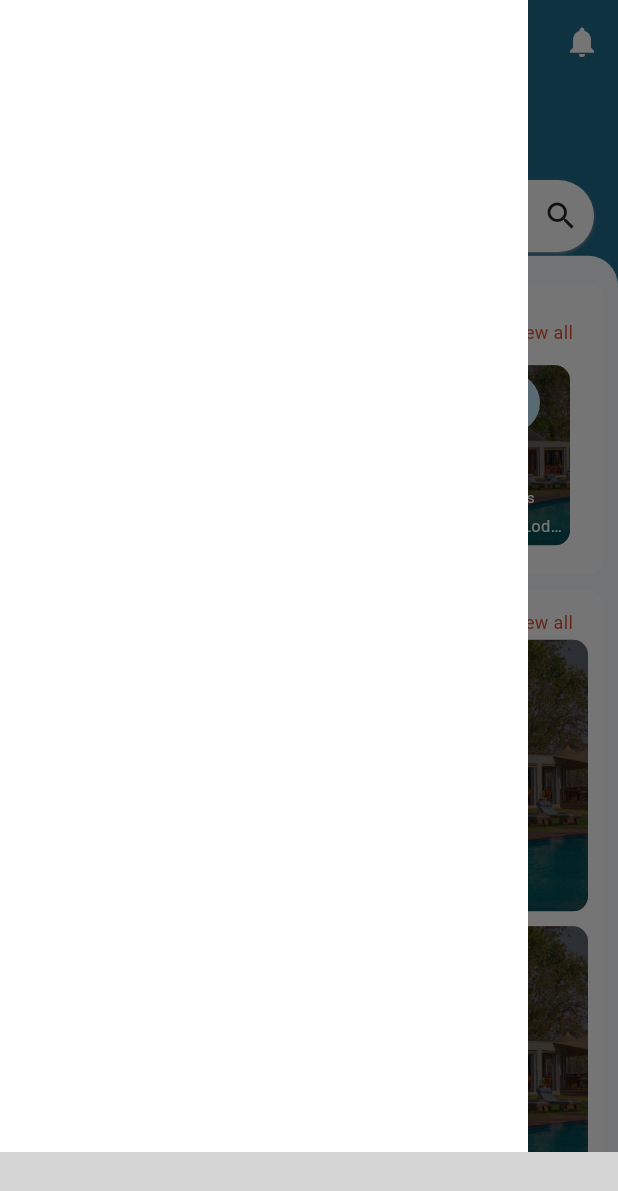
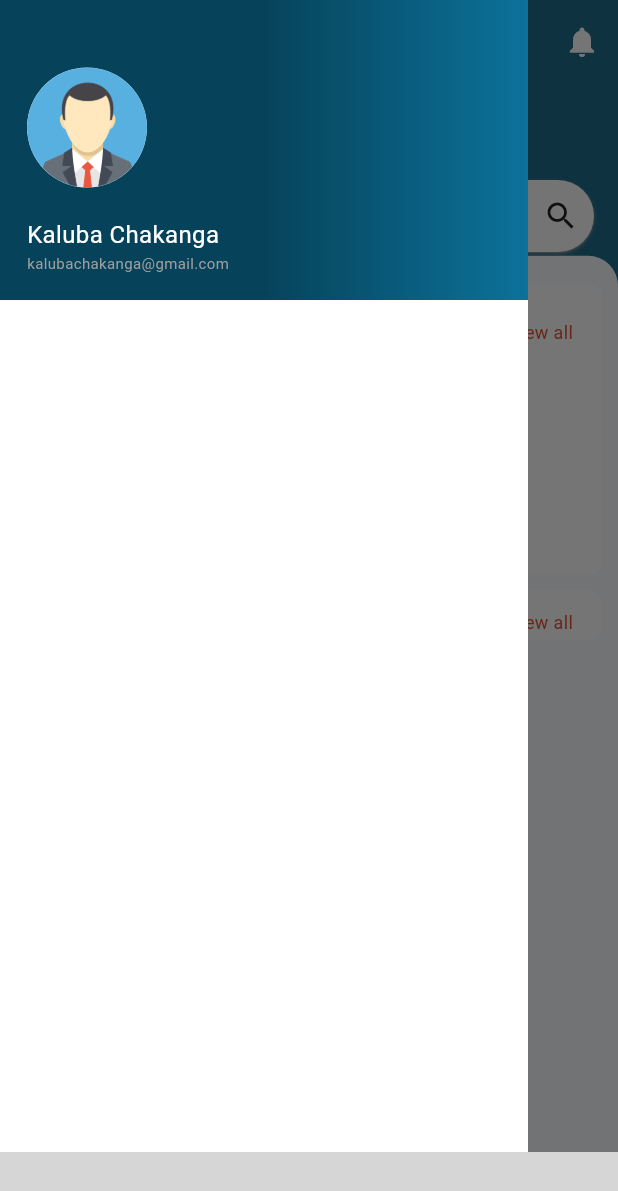
Before and after one commit to KalubaTech/roomreserve, a Flutter app: the screen it shows after launch, with the side drawer open, on a phone screen of 412 x 824 dp. Shown: the top 1191 px of the screen. Run offline on Flutter 3.47's test engine with Material 3 defaults, Android fonts, the phone set to English and light mode, and no system bars; drawn by our look-alikes of draggable_home; our stand-ins replace cloud_firestore, firebase_core, firebase_storage, get, google_fonts, loading_indicator and 1 more; missing offline and left inert: chip_list, circular_bottom_navigation, flutter_timeline_calendar, grid_staggered_lite, search_choices; accounts and stored records are empty; Roboto replaces fonts that are missing (Agbalumo); grey boxes are pictures that could not be loaded.

Commit message:
new staff

```diff
--- a/lib/components/home_category_container.dart
+++ b/lib/components/home_category_container.dart
@@ -4,9 +4,12 @@ import 'package:google_fonts/google_fonts.dart';
 import 'package:roomreserve/rooms/view_room.dart';
 import 'package:roomreserve/utils/colors.dart';
 
+import '../models/lodge_model.dart';
+
 
 class HomeCategoryContainer extends StatelessWidget {
-  const HomeCategoryContainer({super.key});
+  LodgeModel lodgeModel;
+  HomeCategoryContainer({required this.lodgeModel});
 
   @override
   Widget build(BuildContext context) {
@@ -37,7 +40,7 @@ class HomeCategoryContainer extends StatelessWidget {
               Text('30', style: GoogleFonts.agbalumo(fontSize: 20, color: Colors.white),),
               Text('Rooms', style: GoogleFonts.agbalumo(fontSize: 10, color: Colors.white),),
               SizedBox(height: 4,),
-              Text('Foxdale Lodge', style: TextStyle(fontSize: 11, color: Colors.white), overflow: TextOverflow.ellipsis,),
+              Text('${lodgeModel.name}', style: TextStyle(fontSize: 11, color: Colors.white), overflow: TextOverflow.ellipsis,),
             ],
           ),
         ),
--- /dev/null
+++ b/lib/controllers/lodges_controller.dart
@@ -0,0 +1,6 @@
+import 'package:get/get.dart';
+import 'package:roomreserve/models/lodge_model.dart';
+
+class LodgeController extends GetxController{
+  var lodges = <LodgeModel>[].obs;
+}
--- /dev/null
+++ b/lib/controllers/rooms_controller.dart
@@ -0,0 +1,6 @@
+import 'package:get/get.dart';
+import 'package:roomreserve/models/room_model.dart';
+
+class RoomsController extends GetxController{
+  var rooms = <RoomModel>[].obs;
+}
--- /dev/null
+++ b/lib/models/lodge_model.dart
@@ -0,0 +1,26 @@
+class LodgeModel {
+  String uid;
+  String name;
+  String email;
+  String phone;
+  String address;
+  String district;
+  String province;
+  String latlng;
+  String? logo;
+  String datetime;
+
+
+  LodgeModel({
+    required this.uid,
+    required this.name,
+    required this.email,
+    required this.phone,
+    required this.address,
+    required this.district,
+    required this.province,
+    required this.latlng,
+    this.logo,
+    required this.datetime,
+  });
+}
--- a/lib/views/dashboard/dashboard.dart
+++ b/lib/views/dashboard/dashboard.dart
@@ -3,8 +3,10 @@ import 'package:flutter/material.dart';
 import 'package:google_fonts/google_fonts.dart';
 import 'package:roomreserve/components/home_category_container.dart';
 import 'package:roomreserve/components/section_container.dart';
+import 'package:roomreserve/controllers/lodges_controller.dart';
+import 'package:roomreserve/models/lodge_model.dart';
 import 'package:roomreserve/utils/colors.dart';
-
+import 'package:get/get.dart';
 import '../../components/search_mock.dart';
 
 class Dashboard extends StatelessWidget {
@@ -12,6 +14,9 @@ class Dashboard extends StatelessWidget {
 
   @override
   Widget build(BuildContext context) {
+    return GetBuilder<LodgeController>(
+      builder: (lodgesController) {
+        List<LodgeModel>lodgesList=lodgesController.lodges;
         return DraggableHome(
             appBarColor: Karas.primary,
             alwaysShowLeadingAndAction: true,
@@ -19,13 +24,7 @@ class Dashboard extends StatelessWidget {
             actions: [
               IconButton(onPressed: (){}, icon: Icon(Icons.notifications, color: Colors.white,))
             ],
-        drawer: Container(
-          width: MediaQuery.of(context).size.width-60,
-          height: double.infinity,
-          decoration: BoxDecoration(
-            color: Colors.white
-          ),
-        ),
+
             title: Container(
               child: Row(
                 children: [
@@ -69,15 +68,15 @@ class Dashboard extends StatelessWidget {
                             shrinkWrap: true,
                             scrollDirection: Axis.horizontal,
                             children: [
-                          HomeCategoryContainer(),
-                          SizedBox(width: 10,),
-                          HomeCategoryContainer(),
-                          SizedBox(width: 10,),
-                          HomeCategoryContainer(),
-                          SizedBox(width: 10,),
-                          HomeCategoryContainer(),
-                          SizedBox(width: 10,),
-                          HomeCategoryContainer(),
+                              ...
+                                lodgesList.map((lodge) {
+                                  return Row(
+                                    children: [
+                                      HomeCategoryContainer(lodgeModel: lodge,),
+                                      SizedBox(width: 10,)
+                                    ],
+                                  );
+                                }),
                             ],
                           ),
                         )
@@ -113,10 +112,7 @@ class Dashboard extends StatelessWidget {
                             mainAxisSpacing: 10
                           ),
                           children: [
-                        HomeCategoryContainer(),
-                        HomeCategoryContainer(),
-                        HomeCategoryContainer(),
-                        HomeCategoryContainer(),
+
                           ],
                         ),
                       )
@@ -127,4 +123,6 @@ class Dashboard extends StatelessWidget {
             ]
         );
       }
+    );
   }
+}
--- a/lib/views/page_anchor.dart
+++ b/lib/views/page_anchor.dart
@@ -2,6 +2,7 @@ import 'package:circular_bottom_navigation/circular_bottom_navigation.dart';
 import 'package:circular_bottom_navigation/tab_item.dart';
 import 'package:flutter/material.dart';
 import 'package:flutter/services.dart';
+import 'package:roomreserve/helpers/data_fetcher.dart';
 import 'package:roomreserve/utils/colors.dart';
 import 'package:roomreserve/views/dashboard/dashboard.dart';
 import 'package:roomreserve/views/discover/rooms.dart';
@@ -24,8 +25,8 @@ class _PageAnchorState extends State<PageAnchor> {
       Karas.action,
       labelStyle: TextStyle(
         color: Colors.white,
-            fontSize: 12
-        )
+        fontSize: 12,
+      ),
     ),
     TabItem(
       Icons.search,
@@ -33,8 +34,8 @@ class _PageAnchorState extends State<PageAnchor> {
       Karas.action,
       labelStyle: TextStyle(
         color: Colors.white,
-            fontSize: 12
-        )
+        fontSize: 12,
+      ),
     ),
     TabItem(
       Icons.layers,
@@ -42,8 +43,8 @@ class _PageAnchorState extends State<PageAnchor> {
       Karas.action,
       labelStyle: TextStyle(
         color: Colors.white,
-            fontSize: 12
-        )
+        fontSize: 12,
+      ),
     ),
     TabItem(
       Icons.person,
@@ -51,22 +52,25 @@ class _PageAnchorState extends State<PageAnchor> {
       Karas.action,
       labelStyle: TextStyle(
         color: Colors.white,
-            fontSize: 12
-        )
+        fontSize: 12,
+      ),
     ),
   ]);
 
   CircularBottomNavigationController _controller = CircularBottomNavigationController(0);
   PageController _pageController = PageController();
 
+  DataFetcher _dataFetcher = DataFetcher();
+
   @override
-  void initState() {
-    // TODO: implement initState
+  void initState(){
     super.initState();
     SystemChrome.setSystemUIOverlayStyle(SystemUiOverlayStyle(
-      systemNavigationBarColor: Karas.primary, // Set your desired color here
-      systemNavigationBarIconBrightness: Brightness.light, // Set icon brightness for better contrast
+      systemNavigationBarColor: Karas.primary,
+      systemNavigationBarIconBrightness: Brightness.light,
     ));
+
+    _dataFetcher.fetchLodges();
   }
 
   @override
@@ -78,12 +82,66 @@ class _PageAnchorState extends State<PageAnchor> {
         iconsSize: 24,
         circleSize: 50,
         controller: _controller,
-        selectedCallback: (index){
-          _pageController.animateToPage(index!, duration: Duration(milliseconds: 300), curve: Curves.easeIn);
+        selectedCallback: (index) {
+          _pageController.animateToPage(
+            index!,
+            duration: Duration(milliseconds: 300),
+            curve: Curves.easeIn,
+          );
         },
+      ),
+      drawer: Container(
+        width: MediaQuery.of(context).size.width - 60,
+        height: double.infinity,
+        decoration: BoxDecoration(
+          color: Colors.white,
+        ),
+        child: Column(
+          children: [
+            Container(
+              padding: EdgeInsets.all(18),
+              width: double.infinity,
+              height: 200,
+              decoration: BoxDecoration(
+                gradient: LinearGradient(
+                  colors: [
+                    Color(0xFF06435A),
+                    Color(0xFF0C729B),
+                  ],
+                  stops: [0.5, 1],
+                ),
+              ),
+              child: Column(
+                crossAxisAlignment: CrossAxisAlignment.start,
+                children: [
+                  Spacer(),
+                  CircleAvatar(
+                    radius: 40,
+                    backgroundImage: AssetImage('assets/avatar.webp'),
+                  ),
+                  SizedBox(height: 20),
+                  Text(
+                    'Kaluba Chakanga',
+                    style: TextStyle(color: Colors.white, fontSize: 16),
+                  ),
+                  Text(
+                    'kalubachakanga@gmail.com',
+                    style: TextStyle(color: Colors.grey, fontSize: 10),
+                  ),
+                ],
+              ),
+            ),
+            Expanded(
+              child: Container(),
+            ),
+          ],
+        ),
       ),
       body: PageView(
         controller: _pageController,
+        onPageChanged: (index) {
+          _controller.value = index;
+        },
         children: [
           Dashboard(),
           Search(),
```
Also changed, not shown: lib/components/profile_details_tile.dart (added, +31 -0 lines), lib/helpers/data_fetcher.dart (added, +38 -0 lines), lib/helpers/methods.dart (added, +26 -0 lines), lib/main.dart (+9 -1 lines), lib/models/room_model.dart (added, +15 -0 lines), lib/views/profile/profile.dart (+11 -68 lines), pubspec.yaml (+12 -3 lines), lib/components/drawer_tile.dart (added), pubspec.lock, 4 other files. Lines whose indentation alone changed are shown as unchanged.
